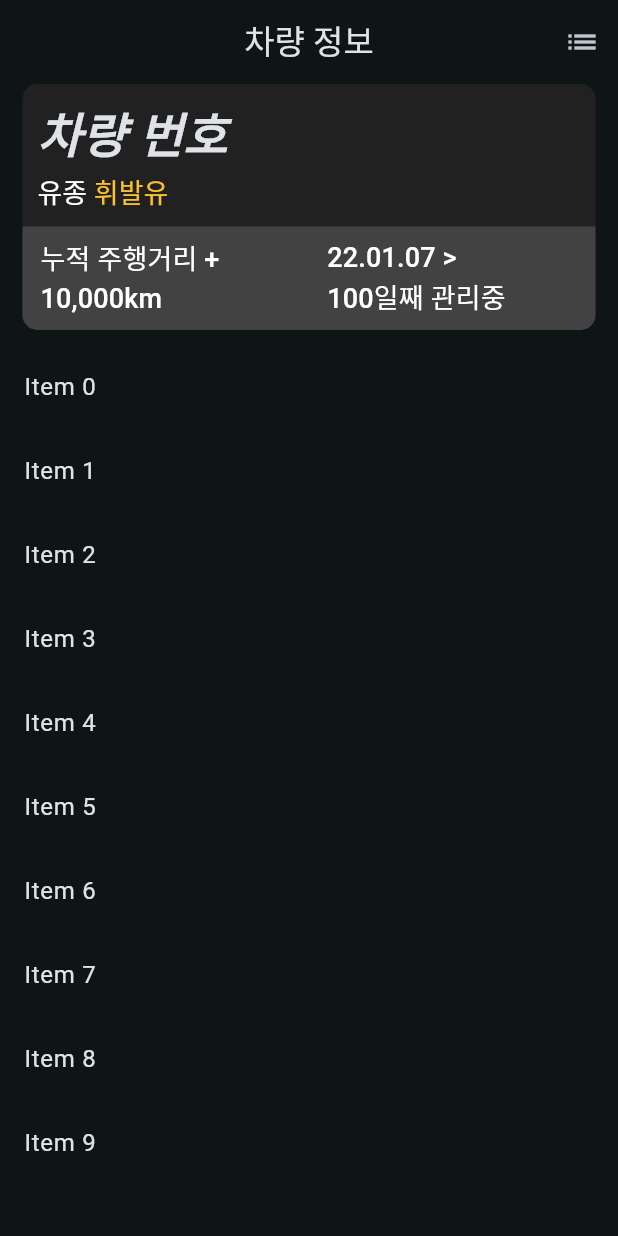
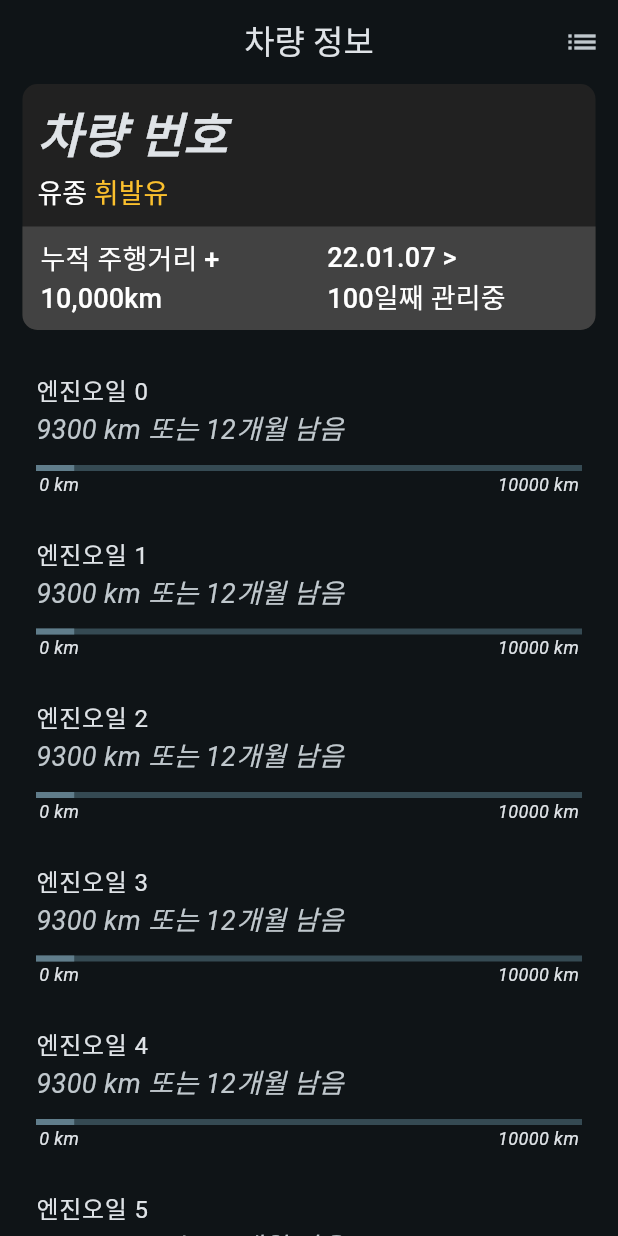
Before and after one commit to SloWax/EnvyCar, a Flutter app: the screen it shows after launch, on a phone screen of 412 x 824 dp. Run offline on Flutter 3.47's test engine with Material 3 defaults, Android fonts, the phone set to English and light mode, and no system bars.

Commit message:
MaintenanceListTile

```diff
--- a/envy_car/lib/Car/CarInfoView.dart
+++ b/envy_car/lib/Car/CarInfoView.dart
@@ -8,6 +8,27 @@ class CarInfoView extends StatefulWidget {
 }
 
 class _CarInfoViewState extends State<CarInfoView> {
+  final List<GlobalKey> _listTileKeys =
+      List.generate(10, (index) => GlobalKey());
+  double? _listTileHeight;
+
+  @override
+  void initState() {
+    super.initState();
+    WidgetsBinding.instance.addPostFrameCallback((_) {
+      _getListTileHeight();
+    });
+  }
+
+  void _getListTileHeight() {
+    final renderBox =
+        _listTileKeys.first.currentContext?.findRenderObject() as RenderBox;
+    final height = renderBox.size.height;
+    setState(() {
+      _listTileHeight = height;
+    });
+  }
+
   @override
   Widget build(BuildContext context) {
     return Scaffold(
@@ -91,15 +112,27 @@ class _CarInfoViewState extends State<CarInfoView> {
                   )),
               const SizedBox(height: 10),
               SizedBox(
-                height: 600, // 리스트뷰의 높이를 지정
+                height: (_listTileHeight ?? 0) * 10, // 리스트뷰의 높이를 지정
                 child: ListView.builder(
                   shrinkWrap: true, // 스크롤 뷰와 충돌하지 않도록
                   physics:
                       const NeverScrollableScrollPhysics(), // 리스트뷰 자체의 스크롤 비활성화
                   itemCount: 10,
                   itemBuilder: (context, index) {
-                    return ListTile(
-                      title: Text('Item $index'),
+                    const start = 0;
+                    const now = 700;
+                    const end = 10000;
+                    const progress = now / (end - start);
+                    const mileage = end - now;
+
+                    return MaintenanceListTile(
+                      key: _listTileKeys[index],
+                      title: '엔진오일 $index',
+                      subtitle: '$mileage km 또는 12개월 남음',
+                      progress: progress,
+                      start: start,
+                      now: now,
+                      end: end,
                     );
                   },
                 ),
@@ -109,3 +142,53 @@ class _CarInfoViewState extends State<CarInfoView> {
         ));
   }
 }
+
+class MaintenanceListTile extends StatelessWidget {
+  final String title;
+  final String subtitle;
+  final double progress;
+  final int start;
+  final int now;
+  final int end;
+
+  const MaintenanceListTile(
+      {super.key,
+      required this.title,
+      required this.subtitle,
+      required this.progress,
+      required this.start,
+      required this.now,
+      required this.end});
+
+  @override
+  Widget build(BuildContext context) {
+    return Padding(
+      padding: const EdgeInsets.all(8),
+      child: Column(
+        crossAxisAlignment: CrossAxisAlignment.start,
+        children: [
+          ListTile(
+            title: Text(title),
+            subtitle: Text(subtitle, style: const TextStyle(fontSize: 18)),
+          ),
+          Padding(
+            padding: const EdgeInsets.symmetric(horizontal: 16),
+            child: LinearProgressIndicator(
+              color: Colors.blueGrey,
+              value: progress, // 프로그레스 값 설정
+            ),
+          ),
+          Padding(
+              padding: const EdgeInsets.symmetric(horizontal: 18),
+              child: Row(
+                mainAxisAlignment: MainAxisAlignment.spaceBetween,
+                children: [
+                  Text('$start km', style: TextStyle(fontSize: 12)),
+                  Text('$end km', style: TextStyle(fontSize: 12))
+                ],
+              ))
+        ],
+      ),
+    );
+  }
+}
```
